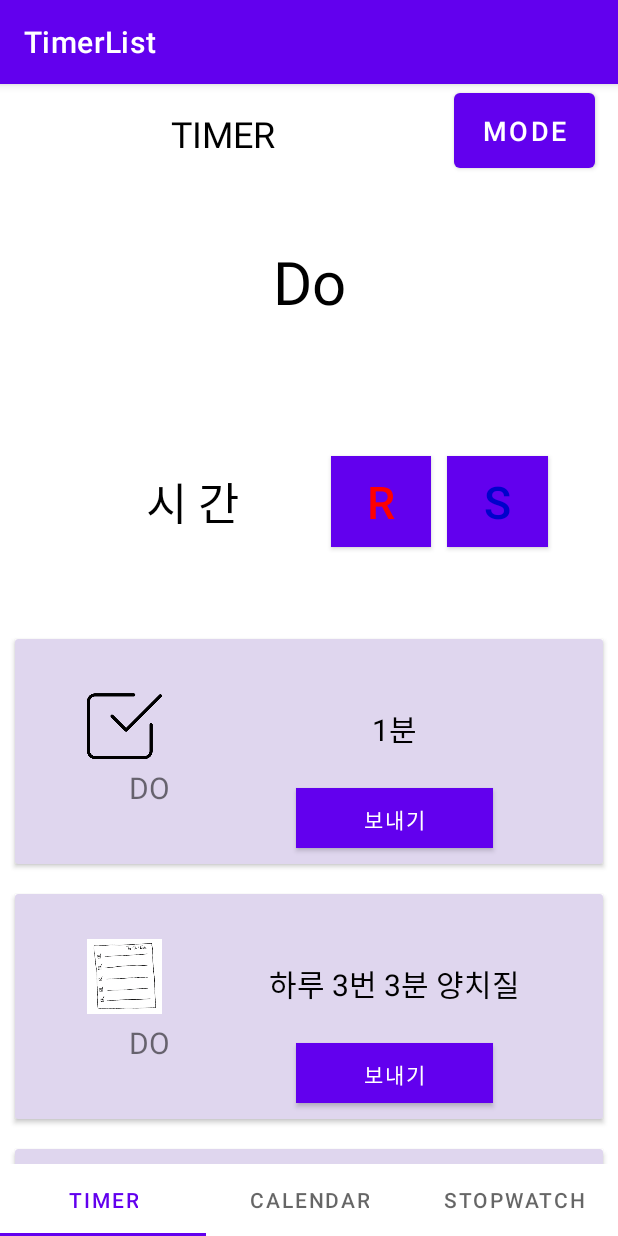
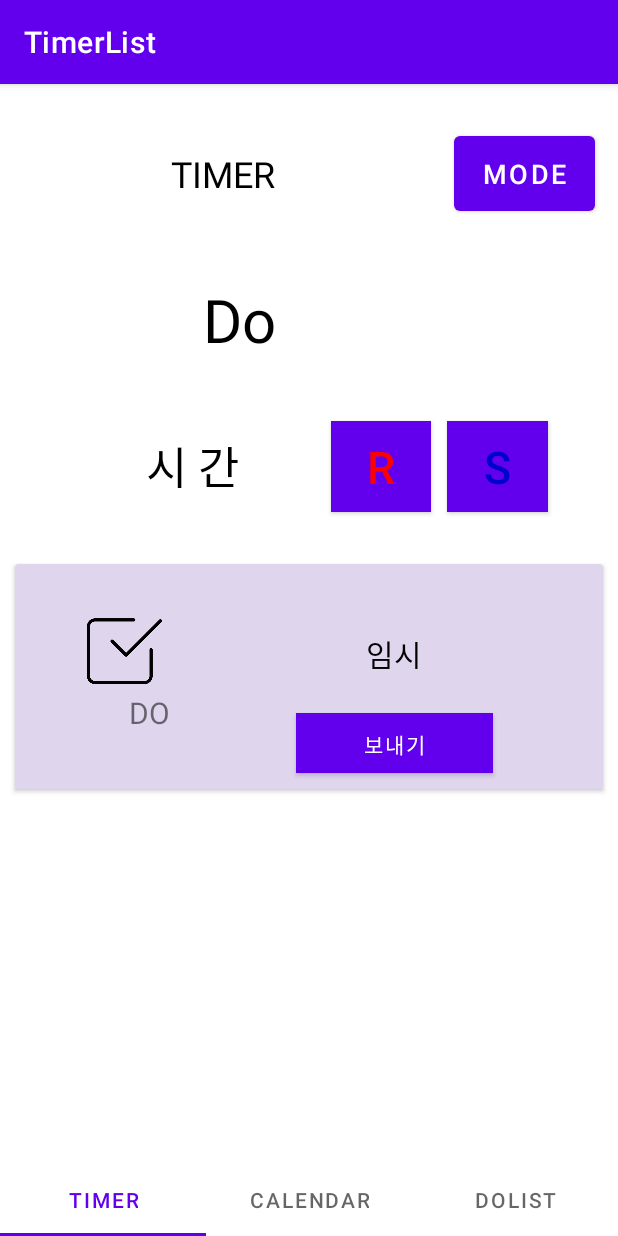
Before and after one commit to yeongi/TimerDoList, an Android app: the screen it shows after launch (MainActivity), on a phone screen of 412 x 824 dp. Run offline under Robolectric (Android 15) with nearby library versions, the phone set to English and light mode, and no system bars; libraries missing offline, so code that uses them is left out: devs.mulham.horizontalcalendar; 2 statements that could not run were skipped.

Commit message:
Dynamic RecyclerView adapter Updatae

```diff
--- a/TimerList/app/build.gradle
+++ b/TimerList/app/build.gradle
@@ -29,12 +29,14 @@ android {
 }
 
 dependencies {
+    //리프레쉬 뷰
+    compile 'androidx.legacy:legacy-support-v4:1.0.0'
     //달력
     compile 'devs.mulham.horizontalcalendar:horizontalcalendar:1.3.4'
     //noinspection GradleCompatible
-    implementation 'com.android.support:recyclerview-v7:28.0.0'
+    implementation 'androidx.recyclerview:recyclerview:1.0.0'
     //noinspection GradleCompatible
-    implementation 'com.android.support:cardview-v7:28.0.0'
+    implementation 'androidx.cardview:cardview:1.0.0'
     implementation 'androidx.appcompat:appcompat:1.3.0'
     implementation 'com.google.android.material:material:1.3.0'
     implementation 'com.google.android.material:material:1.2.0-alpha01'
--- a/TimerList/app/src/main/java/com/example/timerlist/FragMain.java
+++ b/TimerList/app/src/main/java/com/example/timerlist/FragMain.java
@@ -8,6 +8,7 @@ import androidx.core.content.ContextCompat;
 import androidx.fragment.app.Fragment;
 import androidx.recyclerview.widget.LinearLayoutManager;
 import androidx.recyclerview.widget.RecyclerView;
+import androidx.swiperefreshlayout.widget.SwipeRefreshLayout;
 
 import android.app.Activity;
 import android.content.Context;
@@ -20,6 +21,7 @@ import android.widget.Button;
 import android.widget.TextView;
 import android.widget.Toast;
 
+import java.util.ArrayList;
 import java.util.Timer;
 import java.util.TimerTask;
 enum Mode {
@@ -27,9 +29,10 @@ enum Mode {
 };
 
 
-public class FragMain extends Fragment{
+public class FragMain extends Fragment implements SwipeRefreshLayout.OnRefreshListener {
     private ViewGroup rootview;
     Context ct;
+    SwipeRefreshLayout mySwipeRefreshLayout;
 
     public static FragMain newInstance(){
         FragMain FragMain = new FragMain();
@@ -44,24 +47,33 @@ public class FragMain extends Fragment{
 
     //타이머 변수들
     //모드 설정 기본값은 타이머
-
     Mode CurrentMode = Mode.TIMER_MODE;
     TextView timerText;
     TextView modeText;
     Button stopStartButton;
     Button resetButton;
     Button modeButton;
+    Button saveButton;
     Timer timer;
     TimerTask timerTask;
     Double time = 0.0;
     Double doTime = 0.0;
     boolean timerStarted = false;
 
+    //할 일 변수
+    ArrayList<List> Doing = new ArrayList<List>();
+    String[] doingSet;
+    double[] timeSet;
+    int[] imgSet;
+
     @Nullable
     @Override
     public View onCreateView(@NonNull LayoutInflater inflater, @Nullable ViewGroup container, @Nullable Bundle savedInstanceState) {
         rootview = (ViewGroup) inflater.inflate(R.layout.frag_main,container,false);
+        //fragment의 context 가져 오기
         ct = rootview.getContext();
+
+        Doing.add(new List("임시",500,R.drawable.checkmark,2));
 
         //타이머 ID 설정
         timer = new Timer();
@@ -74,6 +86,9 @@ public class FragMain extends Fragment{
         modeButton.setOnClickListener(this::modeChange);
         modeText = rootview.findViewById(R.id.modeText);
 
+        //저장버튼
+        saveButton = rootview.findViewById(R.id.saveButton);
+        saveButton.setOnClickListener(this::saveDoing);
 
         //리사이클러 ID 설정
         recyclerView =  rootview.findViewById(R.id.recycler_view);
@@ -82,20 +97,29 @@ public class FragMain extends Fragment{
         layoutManager = new LinearLayoutManager(ct);
         recyclerView.setLayoutManager(layoutManager);
 
-        String[] textSet = {"1분","하루 3번 3분 양치질","5분 책 읽기","하루 10분 걷기"};
-        double[] timeSet = {60,180,300,600};
-        int[] imgSet = {R.drawable.checkmark,
-                R.drawable.todolist_icon,
-                R.drawable.todolist_icon,
-                R.drawable.checkmark};
         nowDoText = rootview.findViewById(R.id.nowDoText);
 
 
         //어댑터 할당, 어댑터는 기본 어댑터를 확장한 커스텀 어댑터를 사용할 것
-        adapter = new MyRecyclerViewAdapter(textSet,imgSet,timeSet,FragMain.this,ct);
+        adapter = new MyRecyclerViewAdapter(Doing,FragMain.this,ct);
         recyclerView.setAdapter(adapter);
 
+        //리프레쉬 뷰
+        mySwipeRefreshLayout = (SwipeRefreshLayout)rootview.findViewById(R.id.swipe_layout);
+        mySwipeRefreshLayout.setOnRefreshListener(this);
+
+
         return  rootview;
+    }
+
+
+    //리프레쉬 뷰 할 일
+    @Override
+    public void onRefresh() {
+        //새로고침
+
+        //새로고침 완료
+        mySwipeRefreshLayout.setRefreshing(false);
     }
 
     //타이머 설정
@@ -188,6 +212,11 @@ public class FragMain extends Fragment{
 
     }
 
+    private void saveDoing(View view) {
+        Doing.add(new List("인공지능",100,R.drawable.checkmark,2));
+    }
+
+
 
     private void startTimer() {
         if(CurrentMode == Mode.TIMER_MODE){
@@ -247,7 +276,7 @@ public class FragMain extends Fragment{
             nowDoText.setText("시간 잴 일");
             timerText.setText(getTimerText(0.0));
             time = 0.0;
-
+            saveButton.setVisibility(View.VISIBLE);
             return;
         }
 
@@ -258,9 +287,11 @@ public class FragMain extends Fragment{
             nowDoText.setText("DO");
             timerText.setText("시간");
             time = 0.0;
+            saveButton.setVisibility(View.INVISIBLE);
 
             return;
         }
     }
 
+
 }
--- /dev/null
+++ b/TimerList/app/src/main/java/com/example/timerlist/List.java
@@ -0,0 +1,32 @@
+package com.example.timerlist;
+
+public class List {
+    String doing;
+    double time;
+    int image;
+    int important;
+
+
+    public List(String doing, double time, int image, int important){
+        this.doing = doing;
+        this.time = time;
+        this.image = image;
+        this.important = important;
+    }
+
+    public String getDoing(){
+        return doing;
+    }
+
+    public double getTime(){
+        return time;
+    }
+
+    public int getImage(){
+        return image;
+    }
+
+    public int getImportant(){
+        return important;
+    }
+}
--- a/TimerList/app/src/main/java/com/example/timerlist/MyRecyclerViewAdapter.java
+++ b/TimerList/app/src/main/java/com/example/timerlist/MyRecyclerViewAdapter.java
@@ -13,19 +13,17 @@ import androidx.annotation.NonNull;
 import androidx.fragment.app.Fragment;
 import androidx.recyclerview.widget.RecyclerView;
 
+import java.util.ArrayList;
+
 public class MyRecyclerViewAdapter extends RecyclerView.Adapter<MyRecyclerViewAdapter.MyViewHolder> {
     // 이 데이터들을 가지고 각 뷰 홀더에 들어갈 텍스트 뷰에 연결할 것
-    private String[] textSet;
-    private int[] imgSet;
-    private double[] timeSet;
+    ArrayList<List> items;
     private FragMain fragMain;
     private Context context;
 
 
-    public MyRecyclerViewAdapter(String[] textSet, int[] imgSet, double[] timeSet,FragMain fragMain, Context context) {
-        this.textSet = textSet;
-        this.imgSet = imgSet;
-        this.timeSet = timeSet;
+    public MyRecyclerViewAdapter(ArrayList<List> items,FragMain fragMain, Context context) {
+        this.items = items;
         this.fragMain = fragMain;
         this.context = context;
     }
@@ -37,30 +35,44 @@ public class MyRecyclerViewAdapter extends RecyclerView.Adapter<MyRecyclerViewAd
         public TextView textView;
         public TextView doText;
         public Button sendButton;
-        private double[] timeSet;
-        private String[] textSet;
         private FragMain fragMain;
         private Context context;
 
 
-        public MyViewHolder(@NonNull View view, double[] timeSet, String[] textSet,FragMain fragMain,Context context) {
+        public MyViewHolder(@NonNull View view,FragMain fragMain,Context context) {
             super(view);
             this.imageView = view.findViewById(R.id.iv_pic);
             this.textView = view.findViewById(R.id.tv_text);
             this.doText = view.findViewById(R.id.doText);
             this.sendButton = view.findViewById(R.id.SendButton);
-            this.timeSet = timeSet;
-            this.textSet = textSet;
             this.fragMain = fragMain;
             this.context = context;
         }
 
-        private Double getTime(int position) {
-            return timeSet[position];
-        }
-
-        private String getDoText(int position) {
-            return textSet[position];
+        public void setItem(List item){
+            textView.setText(item.getDoing());
+            doText.setText(item.getDoing());
+            imageView.setImageResource(item.getImage());
+            sendButton.setOnClickListener(new View.OnClickListener() {
+                @Override
+                public void onClick(View v) {
+                    if(fragMain.CurrentMode == Mode.TIMER_MODE){
+                        String temp = (doText.getText()).toString();
+                        if(fragMain.timerStarted){
+                            Toast.makeText(fragMain.getContext(), "타이머가 실행 중 입니다.", Toast.LENGTH_SHORT).show();
+                            return;
+                        }
+                        fragMain.nowDoText.setText(doText.getText());
+                        fragMain.timerText.setText("");
+                        fragMain.time = item.getTime();
+                        fragMain.doTime = item.getTime();
+                        return;
+                    }
+                    if (fragMain.CurrentMode == Mode.STOP_WATCH){
+                        Toast.makeText(fragMain.getContext(), "스탑 워치 리스트 구현 예정", Toast.LENGTH_SHORT).show();
+                    }
+                }
+            });
         }
     }
 
@@ -71,7 +83,7 @@ public class MyRecyclerViewAdapter extends RecyclerView.Adapter<MyRecyclerViewAd
     @Override
     public MyViewHolder onCreateViewHolder(@NonNull ViewGroup parent, int viewType) {
         View holderView = LayoutInflater.from(parent.getContext()).inflate(R.layout.holder_view,parent,false);
-        MyViewHolder myViewHolder = new MyViewHolder(holderView,timeSet,textSet,fragMain,context);
+        MyViewHolder myViewHolder = new MyViewHolder(holderView,fragMain,context);
         return myViewHolder;
     }
 
@@ -79,36 +91,18 @@ public class MyRecyclerViewAdapter extends RecyclerView.Adapter<MyRecyclerViewAd
     @Override
     public void onBindViewHolder(@NonNull MyViewHolder myViewHolder, int position) {
         //데이터를 연결한다.
+        List item = items.get(position);
+        myViewHolder.setItem(item);
         myViewHolder.textView.setText("DO");
-        myViewHolder.doText.setText(this.textSet[position]);
-        myViewHolder.imageView.setBackgroundResource(this.imgSet[position]);
-        myViewHolder.sendButton.setOnClickListener(new View.OnClickListener() {
-            @Override
-            public void onClick(View v) {
-                if(myViewHolder.fragMain.CurrentMode == Mode.TIMER_MODE){
-                    String temp = (myViewHolder.doText.getText()).toString();
-                    if(myViewHolder.fragMain.timerStarted){
-                        Toast.makeText(myViewHolder.fragMain.getContext(), "타이머가 실행 중 입니다.", Toast.LENGTH_SHORT).show();
-                        return;
-                    }
-                    myViewHolder.fragMain.nowDoText.setText(myViewHolder.getDoText(position));
-                    myViewHolder.fragMain.timerText.setText("");
-                    myViewHolder.fragMain.time = myViewHolder.getTime(position);
-                    myViewHolder.fragMain.doTime = myViewHolder.getTime(position);
-                    return;
-                }
-                if (myViewHolder.fragMain.CurrentMode == Mode.STOP_WATCH){
-                    Toast.makeText(myViewHolder.fragMain.getContext(), "스탑 워치 리스트 구현 예정", Toast.LENGTH_SHORT).show();
-                }
-
-            }
-        });
-
     }
 
     //리사이클러뷰안에 들어갈 뷰 홀더의 개수
     @Override
     public int getItemCount() {
-        return textSet.length > imgSet.length ? textSet.length : imgSet.length;
+        return items.size();
+    }
+
+    public void addItem(List item){
+        items.add(item);
     }
 }
--- a/TimerList/app/src/main/java/com/example/timerlist/ViewPagerAdapter.java
+++ b/TimerList/app/src/main/java/com/example/timerlist/ViewPagerAdapter.java
@@ -44,7 +44,7 @@ public class ViewPagerAdapter extends FragmentPagerAdapter {
             case 1:
                 return "Calendar";
             case 2:
-                return "StopWatch";
+                return "DoList";
             default:
                 return null;
         }
--- a/TimerList/app/src/main/res/layout/frag_main.xml
+++ b/TimerList/app/src/main/res/layout/frag_main.xml
@@ -10,22 +10,24 @@
 
     <LinearLayout
         android:layout_width="match_parent"
-        android:layout_height="match_parent"
-        android:layout_weight="3"
+        android:layout_height="400sp"
+        android:layout_weight="1"
         android:orientation="vertical">
 
         <LinearLayout
             android:layout_width="match_parent"
-            android:layout_height="70dp"
-            android:layout_weight="2"
+            android:layout_height="400sp"
+            android:layout_weight="1"
             android:background="#FFFFFF"
+            android:gravity="right"
             android:orientation="vertical">
 
             <LinearLayout
                 android:layout_width="match_parent"
-                android:layout_height="wrap_content"
+                android:layout_height="140sp"
                 android:layout_marginRight="10sp"
-                android:layout_weight="2"
+                android:layout_weight="1"
+                android:gravity="center"
                 android:orientation="horizontal">
 
                 <TextView
@@ -44,7 +46,7 @@
                     android:id="@+id/modeChangeButton"
                     android:layout_width="94dp"
                     android:layout_height="62dp"
-                    android:layout_gravity="right|left"
+                    android:layout_gravity="center"
                     android:layout_margin="5sp"
                     android:layout_marginRight="10sp"
                     android:gravity="center"
@@ -53,6 +55,13 @@
                     android:textColor="#FFFFFF"
                     android:textSize="18sp" />
             </LinearLayout>
+
+            <LinearLayout
+                android:layout_width="match_parent"
+                android:layout_height="100sp"
+                android:layout_weight="1"
+                android:gravity="center"
+                android:orientation="horizontal">
 
                 <TextView
                     android:id="@+id/nowDoText"
@@ -65,12 +74,23 @@
                     android:textColor="#000000"
                     android:textSize="40sp" />
 
+                <Button
+                    android:id="@+id/saveButton"
+                    android:layout_width="120sp"
+                    android:layout_height="50sp"
+                    android:layout_gravity="center"
+                    android:layout_marginRight="20sp"
+                    android:layout_weight="1"
+                    android:text="SAVE"
+                    android:visibility="invisible" />
+            </LinearLayout>
+
             <LinearLayout
                 android:layout_width="350dp"
-                android:layout_height="130dp"
+                android:layout_height="wrap_content"
                 android:layout_gravity="center"
                 android:layout_marginRight="10sp"
-                android:layout_weight="2"
+                android:layout_weight="1"
                 android:minHeight="130dp"
                 android:orientation="horizontal">
 
@@ -116,13 +136,24 @@
 
         </LinearLayout>
 
-    </LinearLayout>
+        <androidx.swiperefreshlayout.widget.SwipeRefreshLayout
+            android:id="@+id/swipe_layout"
+            android:layout_width="match_parent"
+            android:layout_height="500sp"
+            android:layout_weight="1">
 
             <androidx.recyclerview.widget.RecyclerView
                 android:id="@+id/recycler_view"
                 android:layout_width="match_parent"
-        android:layout_height="match_parent"
-        android:layout_weight="3"
-        android:background="#FFFFFF" />
+                android:layout_height="500sp"
+                android:layout_weight="1"
+                android:background="#FFFFFF">
+
+            </androidx.recyclerview.widget.RecyclerView>
+
+        </androidx.swiperefreshlayout.widget.SwipeRefreshLayout>
 
     </LinearLayout>
+
+
+</LinearLayout>
```
Lines whose indentation alone changed are shown as unchanged.
